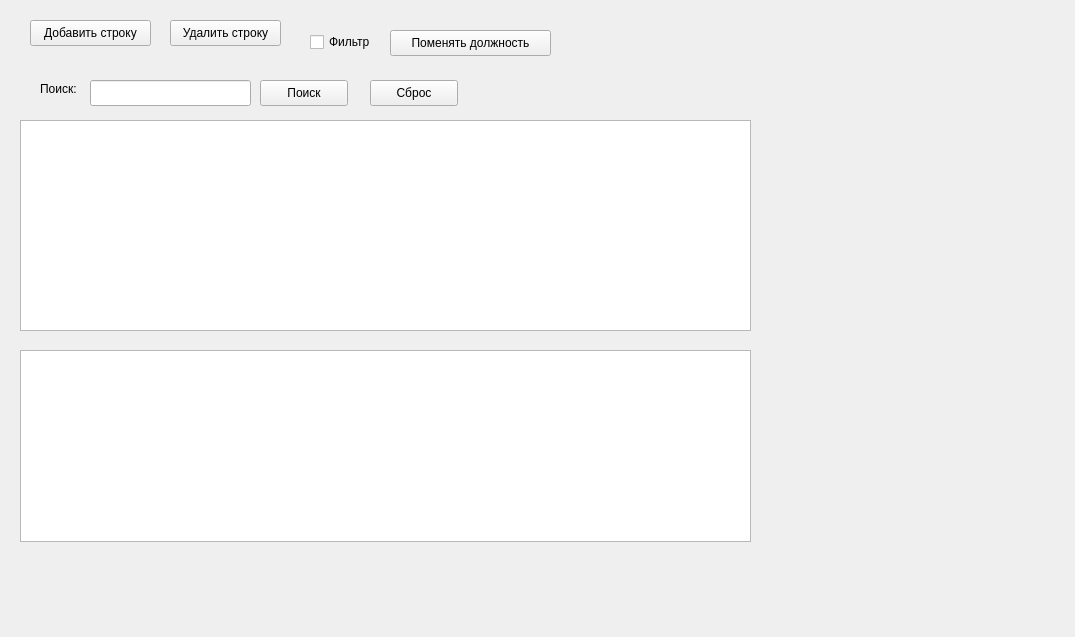
Qt form View/workerstableform.ui (ZarevichMikhail/BD) before a commit.
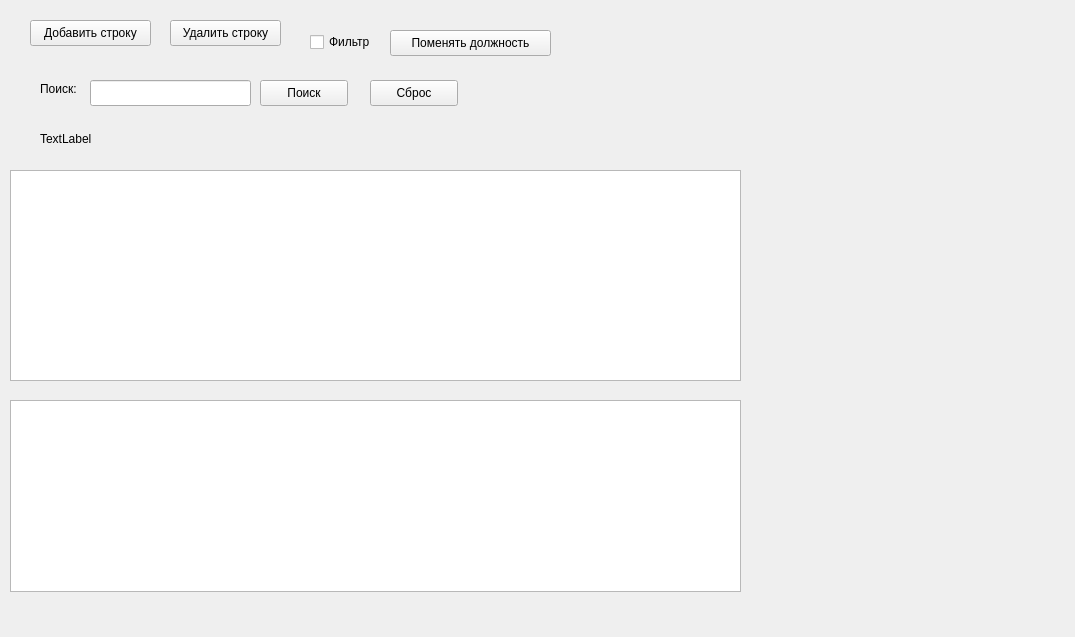
The same form after that commit.

```diff
--- a/View/workerstableform.ui
+++ b/View/workerstableform.ui
@@ -16,8 +16,8 @@
   <widget class="QTableView" name="WorkersTableView">
    <property name="geometry">
     <rect>
-     <x>20</x>
-     <y>120</y>
+     <x>10</x>
+     <y>170</y>
      <width>731</width>
      <height>211</height>
     </rect>
@@ -52,8 +52,8 @@
   <widget class="QTableView" name="StudentsTableView">
    <property name="geometry">
     <rect>
-     <x>20</x>
-     <y>350</y>
+     <x>10</x>
+     <y>400</y>
      <width>731</width>
      <height>192</height>
     </rect>
@@ -134,6 +134,19 @@
     <string>Поменять должность</string>
    </property>
   </widget>
+  <widget class="QLabel" name="IdAndNameLabel">
+   <property name="geometry">
+    <rect>
+     <x>40</x>
+     <y>130</y>
+     <width>181</width>
+     <height>18</height>
+    </rect>
+   </property>
+   <property name="text">
+    <string>TextLabel</string>
+   </property>
+  </widget>
  </widget>
  <resources/>
  <connections/>
```
